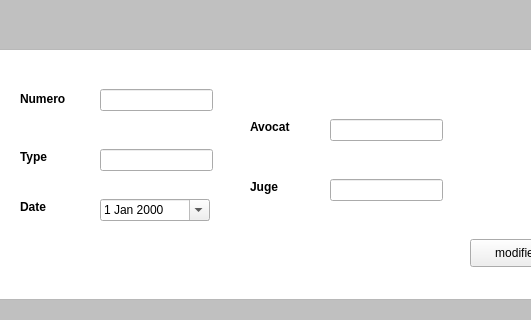
haithem000/Smart_Court_2A39, file mainwindow.ui: the form before one commit; both pictures show x 472 to 1003 and y 134 to 454 of the 1237 by 696 pixel window.
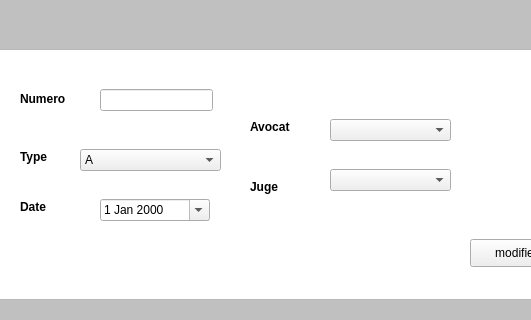
The form after the commit. The open tabs and pages were chosen to show the change. Icons and pictures are not drawn.

What changed in the file:
```diff
--- a/mainwindow.ui
+++ b/mainwindow.ui
@@ -565,36 +565,6 @@
        </rect>
       </property>
      </widget>
-     <widget class="QLineEdit" name="mod_TYPEAFF">
-      <property name="geometry">
-       <rect>
-        <x>270</x>
-        <y>240</y>
-        <width>113</width>
-        <height>22</height>
-       </rect>
-      </property>
-     </widget>
-     <widget class="QLineEdit" name="mod_AVOCAT">
-      <property name="geometry">
-       <rect>
-        <x>500</x>
-        <y>210</y>
-        <width>113</width>
-        <height>22</height>
-       </rect>
-      </property>
-     </widget>
-     <widget class="QLineEdit" name="mod_JUGERES">
-      <property name="geometry">
-       <rect>
-        <x>500</x>
-        <y>270</y>
-        <width>113</width>
-        <height>22</height>
-       </rect>
-      </property>
-     </widget>
      <widget class="QLabel" name="label_15">
       <property name="geometry">
        <rect>
@@ -725,6 +695,51 @@
        <bool>true</bool>
       </property>
      </widget>
+     <widget class="QComboBox" name="mod_TYPEAFF">
+      <property name="geometry">
+       <rect>
+        <x>250</x>
+        <y>240</y>
+        <width>141</width>
+        <height>22</height>
+       </rect>
+      </property>
+      <item>
+       <property name="text">
+        <string>A</string>
+       </property>
+      </item>
+      <item>
+       <property name="text">
+        <string>B</string>
+       </property>
+      </item>
+      <item>
+       <property name="text">
+        <string>C</string>
+       </property>
+      </item>
+     </widget>
+     <widget class="QComboBox" name="mod_AVOCAT">
+      <property name="geometry">
+       <rect>
+        <x>500</x>
+        <y>210</y>
+        <width>121</width>
+        <height>22</height>
+       </rect>
+      </property>
+     </widget>
+     <widget class="QComboBox" name="mod_JUGERES">
+      <property name="geometry">
+       <rect>
+        <x>500</x>
+        <y>260</y>
+        <width>121</width>
+        <height>22</height>
+       </rect>
+      </property>
+     </widget>
     </widget>
     <widget class="QWidget" name="tab_5">
      <attribute name="title">
```
Left out of the diff: 97 changed lines with no effect on the pictures.
